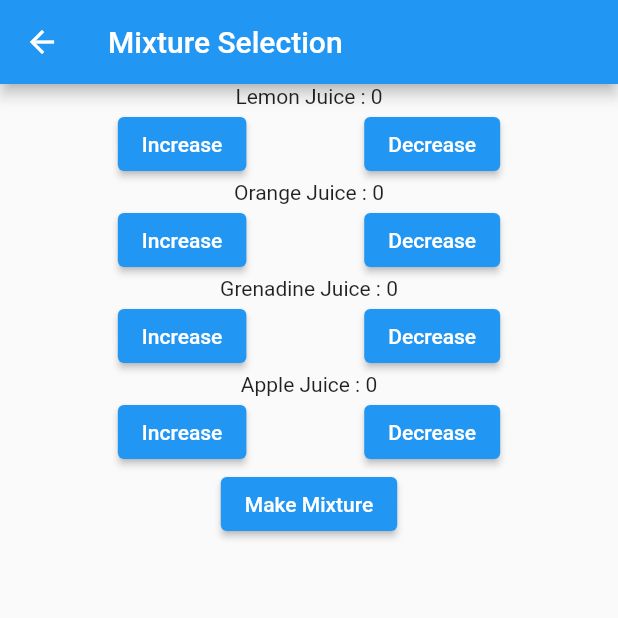
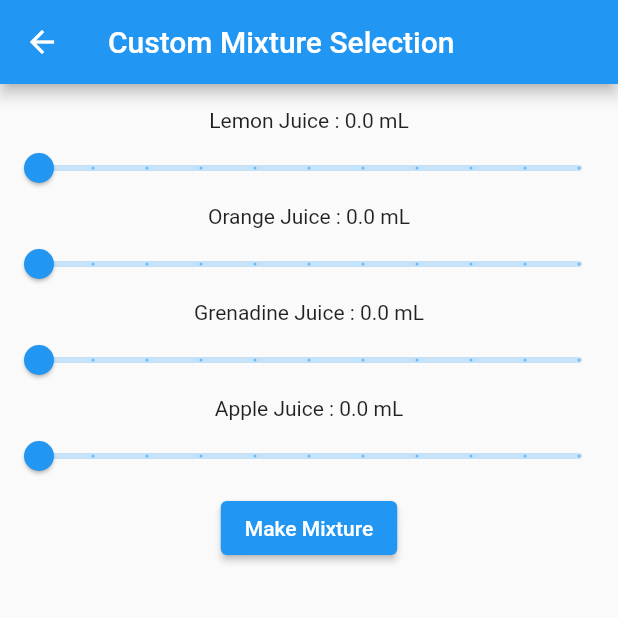
Before and after one commit to alikaratas17/Liquid-Mixing-Robot-Project, a Flutter app: the MyOrderScreen screen opened directly, after a tap on "Make Mixture", on a phone screen of 412 x 824 dp, the top half of it. Run offline on Flutter 3.47's test engine with Material 2 defaults, Android fonts, the phone set to English and light mode, and no system bars; network calls fail.

Commit message:
Added Sliders and sent message to app

```diff
--- a/App/mixture_selector/lib/drink_widget.dart
+++ b/App/mixture_selector/lib/drink_widget.dart
@@ -1,6 +1,4 @@
 import 'package:flutter/material.dart';
-import 'my_key.dart' as my_key;
-import 'package:http/http.dart' as http;
 
 
 
@@ -19,15 +17,28 @@ class MyDrinkWidgetState extends State<MyDrinkWidget>{
   //var drinks = ["Lemon Juice", "Orange Juice", "Grenadine Juice", "Apple Juice"];
   //var amounts = [0.0,0.0,0.0,0.0];
   var name;
-  var amount = 0;
+  double amount = 0.0;
+  double max_amount = 50.0;
   MyDrinkWidgetState(this.name);
   @override
   Widget build(BuildContext context){
-    return Column(children:[Text(name+" : "+amount.toString(),textAlign: TextAlign.center,),
-    Row(mainAxisAlignment: MainAxisAlignment.spaceEvenly,children: [
-    ElevatedButton(onPressed: increase, child: Text('Increase')),
-    ElevatedButton(onPressed: decrease, child: Text('Decrease')),
-    ])
+    return Column(children:[Text(name+" : "+amount.toString()+" mL",textAlign: TextAlign.center,),
+    //Row(mainAxisAlignment: MainAxisAlignment.spaceEvenly,children: [
+    //ElevatedButton(onPressed: increase, child: Text('Increase')),
+    //ElevatedButton(onPressed: decrease, child: Text('Decrease')),
+    Slider(
+      value: amount,
+      max:max_amount,
+      divisions:(max_amount/5).round(),
+      label:amount.toString(),
+      onChanged:(double value){
+        if (value <= max_amount){
+        setState((){
+          amount = value;
+        });
+        }
+      })
+    //])
     ]
     );
   }
--- a/App/mixture_selector/lib/order_drink.dart
+++ b/App/mixture_selector/lib/order_drink.dart
@@ -14,6 +14,7 @@ class MyOrderScreenState extends State<MyOrderScreen>{
   var drinks = ["Lemon Juice", "Orange Juice", "Grenadine Juice", "Apple Juice"];
   //var amounts = [0.0,0.0,0.0,0.0];
   late List<MyDrinkWidget> drink_widgets;
+  String message = "";
 
   MyOrderScreenState(){
     this.drink_widgets = drinks.map((x){return MyDrinkWidget(x);}).toList();
@@ -21,11 +22,14 @@ class MyOrderScreenState extends State<MyOrderScreen>{
   @override
   Widget build(BuildContext context){
     //return //MaterialApp(title:"Select a Mixture",home:
-    return Scaffold(appBar: AppBar(title: Text('Mixture Selection')),
-    body: Column(children:
-          [Column(children: this.drink_widgets,),
+    return Scaffold(appBar: AppBar(title: Text('Custom Mixture Selection')),
+    body: Container(alignment: Alignment.center, child: Column(children:
+
+          [Text(message),
+          Column(children: this.drink_widgets,),
           ElevatedButton(onPressed: send_mixture, child: Text('Make Mixture'))]
-           ,)
+           ,),)
+
     );//);
     /*
     return MaterialApp(title: 'Select a Mixture',
@@ -63,12 +67,16 @@ void increase3(){
 void send_mixture() async{
 
   String my_url = 'https://io.adafruit.com/api/v2/akaratas17/feeds/message/data?X-AIO-Key='+ my_key.key;
-  var amounts = [0,0,0,0];
+  var amounts = [0.0,0.0,0.0,0.0];
   amounts[0] +=this.drink_widgets[0].my_state.amount;
   amounts[1] +=this.drink_widgets[1].my_state.amount;
   amounts[2] +=this.drink_widgets[2].my_state.amount;
   amounts[3] +=this.drink_widgets[3].my_state.amount;
-
+  String tmp_message = "Order Received\n";
+  for (int i = 0; i < 4; i++){
+    if(this.drink_widgets[i].my_state.amount>0)
+      tmp_message = tmp_message + this.drink_widgets[i].my_state.name +" : "+this.drink_widgets[i].my_state.amount.toString()+" mL \n";
+  }
   this.drink_widgets[0].my_state.reset();
   this.drink_widgets[1].my_state.reset();
   this.drink_widgets[2].my_state.reset();
@@ -84,6 +92,11 @@ void send_mixture() async{
   String mixture = amounts[0].toString()+','+amounts[1].toString()+','+amounts[2].toString()+','+amounts[3].toString(); // Format should be 4 ints (amounts) separated by ','
   final response = await http.post(Uri.parse(my_url),body:{'value':mixture});
   print(response.statusCode.toString()); // For debugging
+
+
+  setState(() {
+    message=tmp_message;
+  });
 }
 }
 /*
```
Also changed, not shown: App/mixture_selector/lib/homepage.dart (+6 -5 lines).
